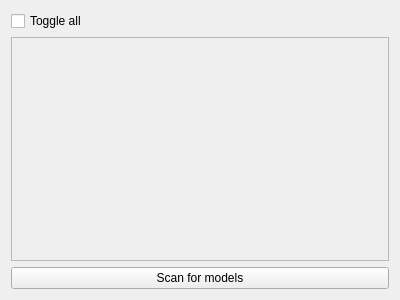
Before: the Qt Designer form src/airunner/pyqt/widgets/model_manager/custom.ui in Capsize-Games/airunner, drawn with Qt 5.
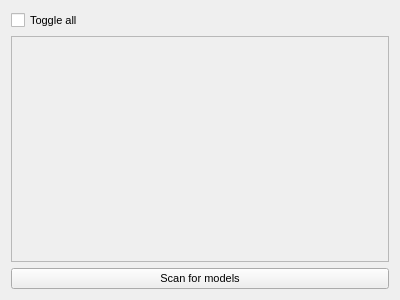
After: the same form once the commit is applied.

Commit message: updates to model manager widget design

```diff
--- a/src/airunner/pyqt/widgets/model_manager/custom.ui
+++ b/src/airunner/pyqt/widgets/model_manager/custom.ui
@@ -25,7 +25,7 @@
         <x>0</x>
         <y>0</y>
         <width>380</width>
-        <height>226</height>
+        <height>228</height>
        </rect>
       </property>
       <layout class="QVBoxLayout" name="verticalLayout_2"/>
@@ -36,7 +36,7 @@
     <widget class="QPushButton" name="scan_for_models_button">
      <property name="font">
       <font>
-       <pointsize>9</pointsize>
+       <pointsize>8</pointsize>
       </font>
      </property>
      <property name="text">
@@ -48,7 +48,7 @@
     <widget class="QCheckBox" name="toggle_all">
      <property name="font">
       <font>
-       <pointsize>9</pointsize>
+       <pointsize>8</pointsize>
       </font>
      </property>
      <property name="text">
```
The commit also changes 4 other files.
